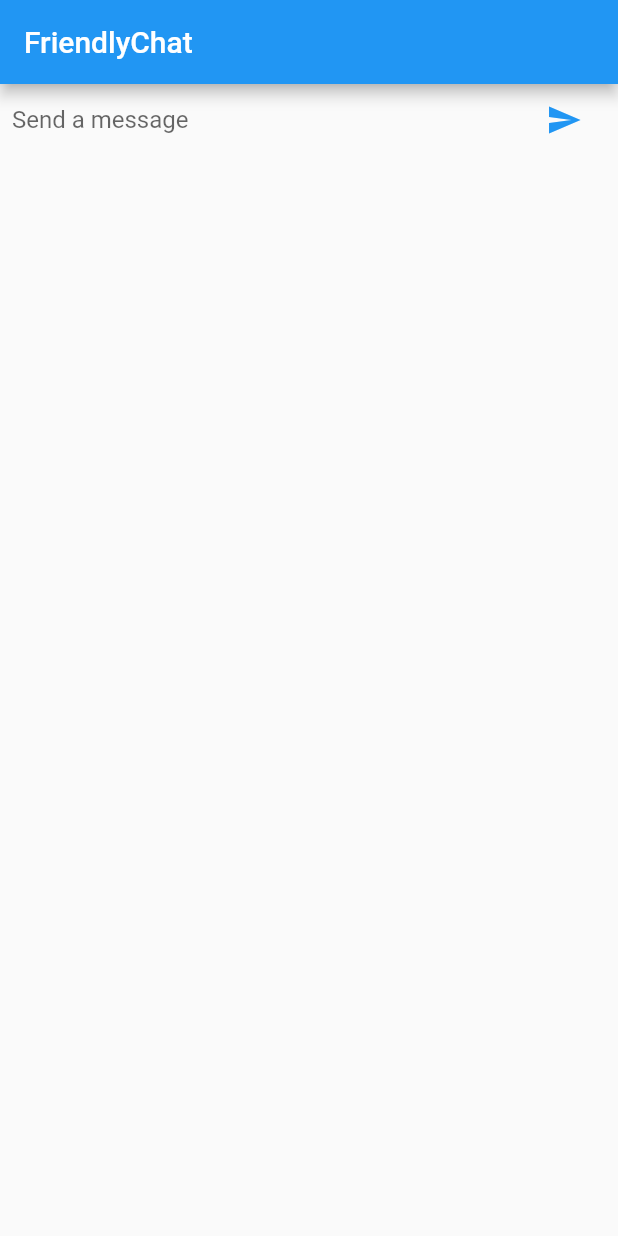
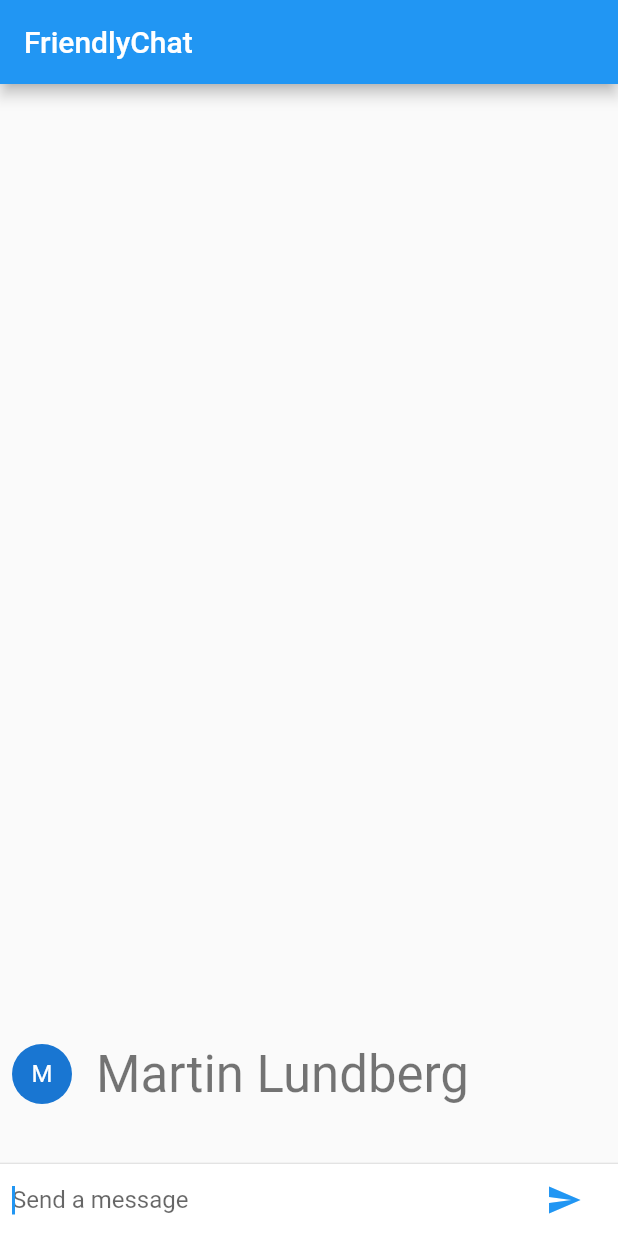
Before and after one commit to molundb/friendly_chat, a Flutter app: the screen it shows after launch, after a tap on the "send" icon, on a phone screen of 412 x 824 dp. Run offline on Flutter 3.47's test engine with Material 2 defaults, Android fonts, the phone set to English and light mode, and no system bars.

```diff
--- a/lib/main.dart
+++ b/lib/main.dart
@@ -62,7 +62,9 @@ class ChatScreen extends StatefulWidget {
 }
 
 class _ChatScreenState extends State<ChatScreen> {
+  final List<ChatMessage> _messages = [];
   final _textController = TextEditingController();
+  final FocusNode _focusNode = FocusNode();
 
   @override
   Widget build(BuildContext context) {
@@ -70,7 +72,23 @@ class _ChatScreenState extends State<ChatScreen> {
       appBar: AppBar(
         title: Text('FriendlyChat'),
       ),
-      body: _buildTextComposer(),
+      body: Column(
+        children: [
+          Flexible(
+            child: ListView.builder(
+              padding: EdgeInsets.all(8.0),
+              reverse: true,
+              itemBuilder: (_, int index) => _messages[index],
+              itemCount: _messages.length,
+            ),
+          ),
+          Divider(height: 1.0),
+          Container(
+            decoration: BoxDecoration(color: Theme.of(context).cardColor),
+            child: _buildTextComposer(),
+          ),
+        ],
+      ),
     );
   }
 
@@ -87,6 +105,7 @@ class _ChatScreenState extends State<ChatScreen> {
                 onSubmitted: _handleSubmitted,
                 decoration:
                     InputDecoration.collapsed(hintText: 'Send a message'),
+                focusNode: _focusNode,
               ),
             ),
             Container(
@@ -104,5 +123,12 @@ class _ChatScreenState extends State<ChatScreen> {
 
   void _handleSubmitted(String text) {
     _textController.clear();
+    ChatMessage message = ChatMessage(
+      text: text,
+    );
+    setState(() {
+      _messages.insert(0, message);
+    });
+    _focusNode.requestFocus();
   }
 }
```
